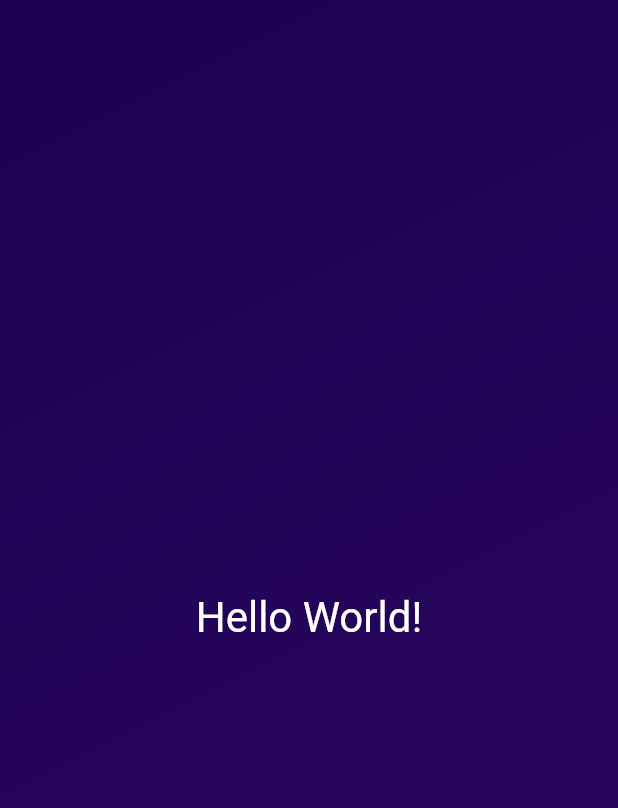
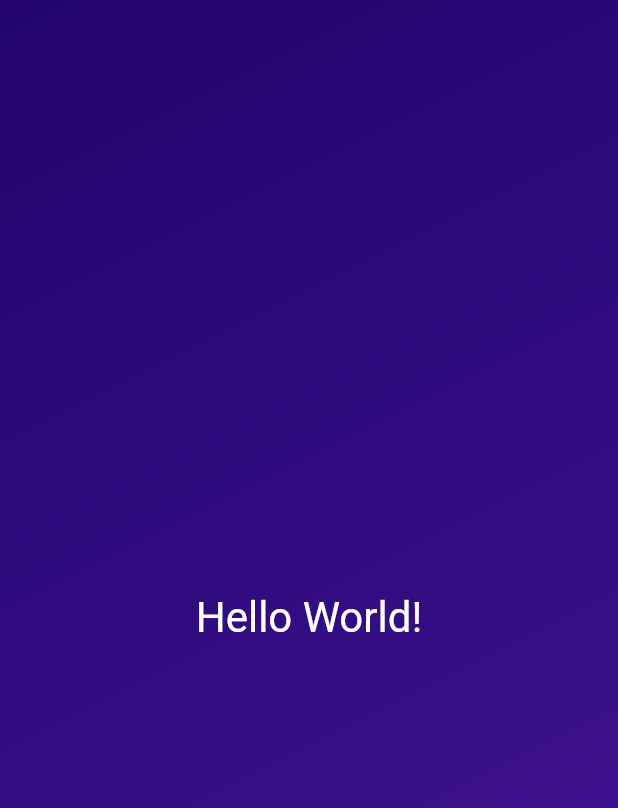
Before and after one commit to zakdim/fcg_basics, a Flutter app: the screen it shows after launch, on a phone screen of 412 x 824 dp. Shown: the top 808 px of the screen. Run offline on Flutter 3.47's test engine with Material 2 defaults, Android fonts, the phone set to English and light mode, and no system bars.

Commit message:
s02-43 Practice: reusable widgets & constructor functions

```diff
--- a/lib/gradient_container.dart
+++ b/lib/gradient_container.dart
@@ -6,17 +6,17 @@ const startAlignment = Alignment.topLeft;
 const endAlignment = Alignment.bottomRight;
 
 class GradientContainer extends StatelessWidget {
-  const GradientContainer({super.key});
+  const GradientContainer(this.color1, this.color2, {super.key});
+
+  final Color color1;
+  final Color color2;
 
   @override
   Widget build(BuildContext context) {
     return Container(
-      decoration: const BoxDecoration(
+      decoration: BoxDecoration(
         gradient: LinearGradient(
-          colors: [
-            Color.fromARGB(255, 26, 2, 80),
-            Color.fromARGB(255, 45, 7, 98),
-          ],
+          colors: [color1, color2],
           begin: startAlignment,
           end: endAlignment,
         ),
@@ -26,4 +26,24 @@ class GradientContainer extends StatelessWidget {
       ),
     );
   }
+
+  // GradientContainer({super.key, required this.colors});
+
+  // final List<Color> colors;
+
+  // @override
+  // Widget build(BuildContext context) {
+  //   return Container(
+  //     decoration: BoxDecoration(
+  //       gradient: LinearGradient(
+  //         colors: colors,
+  //         begin: startAlignment,
+  //         end: endAlignment,
+  //       ),
+  //     ),
+  //     child: const Center(
+  //       child: StyledText('Hello World!'),
+  //     ),
+  //   );
+  // }
 }
--- a/lib/main.dart
+++ b/lib/main.dart
@@ -6,7 +6,10 @@ void main(List<String> args) {
   runApp(
     const MaterialApp(
       home: Scaffold(
-        body: GradientContainer(),
+        body: GradientContainer(
+          Color.fromARGB(255, 33, 5, 109),
+          Color.fromARGB(255, 68, 21, 149),
+        ),
       ),
     ),
   );
```
